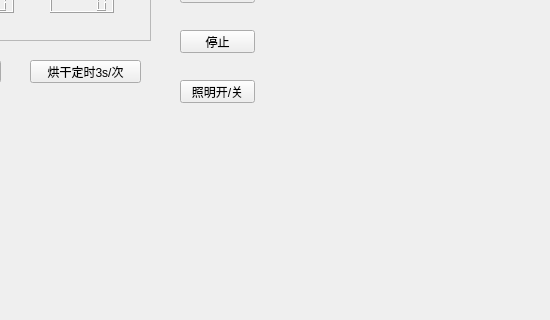
Old version of the form QT/untitled/mainwindow.ui in the repository YangTunyu/Arduino_dev; both pictures show x 250 to 800 and y 130 to 450 of the 800 by 600 pixel window.
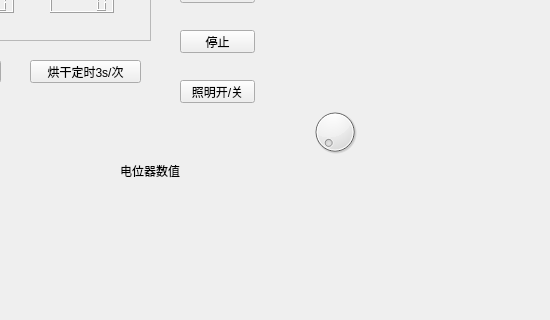
New version of the form.

Commit message: Story编号：S7417 修改人员：演鑫如 202115010224 修改原因：补充更多的QT界面代码 业务模块：实现晾衣架QT界面的照明开关功能和实现界面颜色修改旋钮

The edit to the form file:
```diff
--- a/QT/untitled/mainwindow.ui
+++ b/QT/untitled/mainwindow.ui
@@ -186,6 +186,29 @@
      <string>照明开/关</string>
     </property>
    </widget>
+   <widget class="QDial" name="dial">
+    <property name="geometry">
+     <rect>
+      <x>560</x>
+      <y>230</y>
+      <width>50</width>
+      <height>64</height>
+     </rect>
+    </property>
+   </widget>
+   <widget class="QLabel" name="label">
+    <property name="geometry">
+     <rect>
+      <x>370</x>
+      <y>250</y>
+      <width>161</width>
+      <height>101</height>
+     </rect>
+    </property>
+    <property name="text">
+     <string>电位器数值</string>
+    </property>
+   </widget>
   </widget>
   <widget class="QMenuBar" name="menubar">
    <property name="geometry">
```
Left out of the diff: 2 changed lines with no effect on the pictures. The commit also changes 3 other files.
